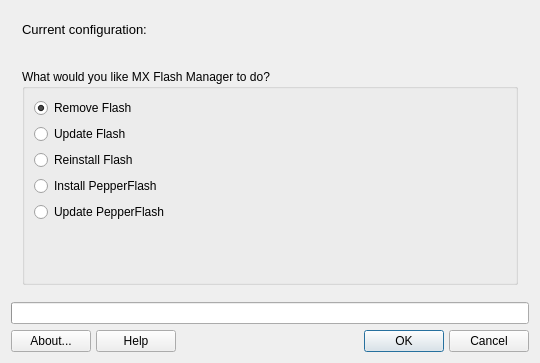
This is mxflash.ui in MX-Linux/mx-flash as Qt 5 draws it before an edit. The edited form follows.
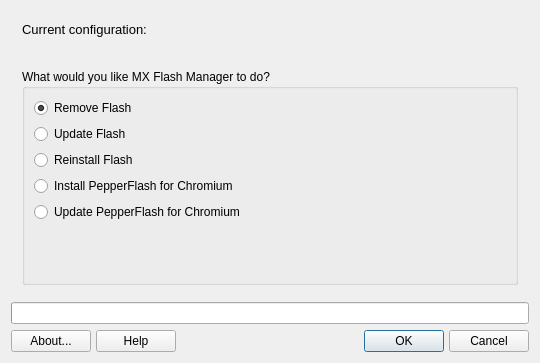
This is the edited form. Icons and pictures are not drawn.

```diff
--- a/mxflash.ui
+++ b/mxflash.ui
@@ -107,7 +107,7 @@
           <item row="5" column="0">
            <widget class="QRadioButton" name="pepperButton">
             <property name="text">
-             <string>Install PepperFlash</string>
+             <string>Install PepperFlash for Chromium</string>
             </property>
            </widget>
           </item>
@@ -147,7 +147,7 @@
           <item row="6" column="0">
            <widget class="QRadioButton" name="updatePepperButton">
             <property name="text">
-             <string>Update PepperFlash</string>
+             <string>Update PepperFlash for Chromium</string>
             </property>
            </widget>
           </item>
```
